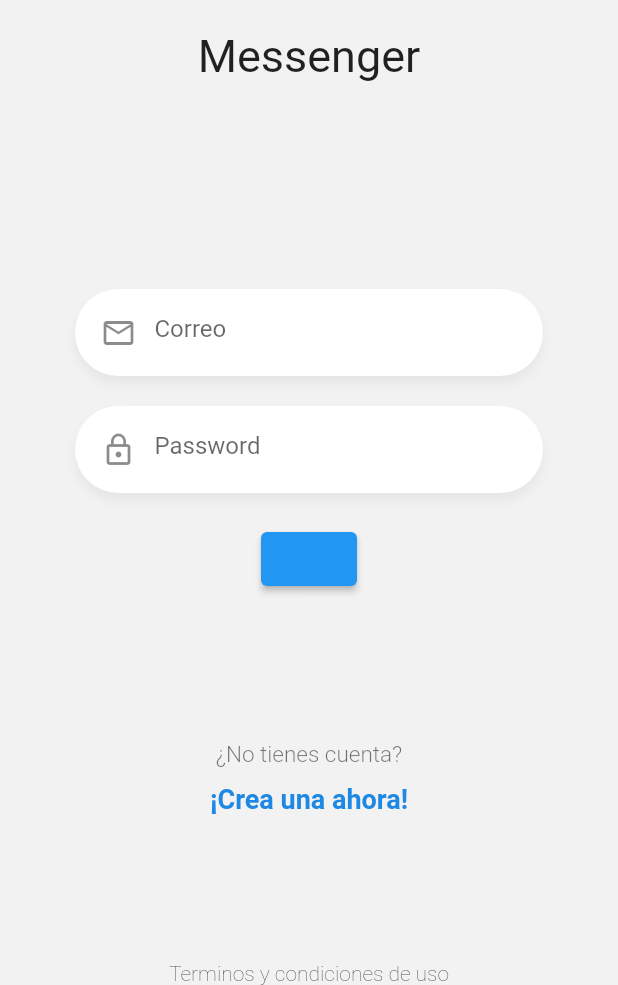
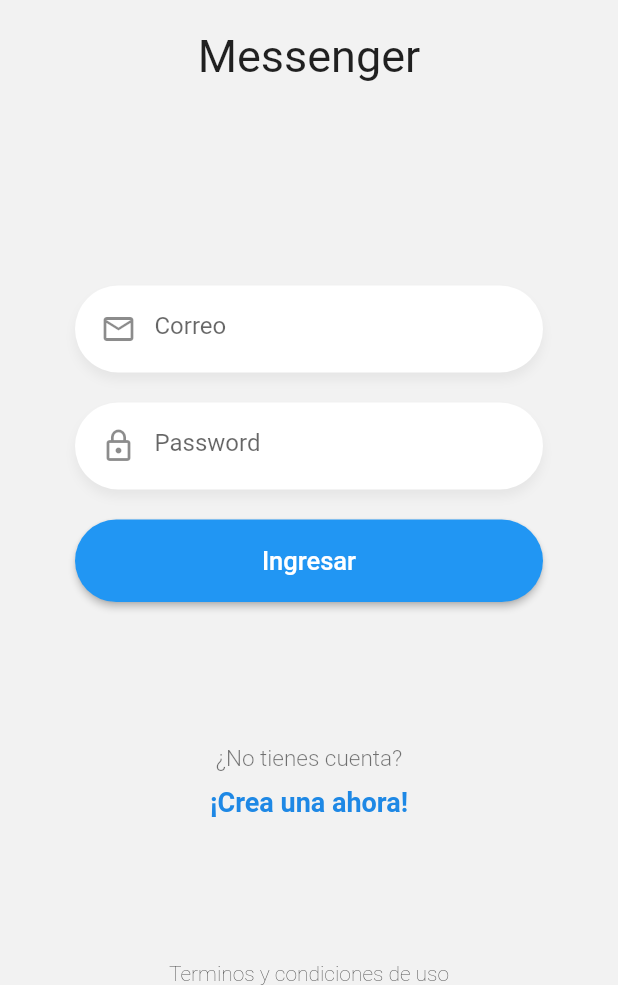
Before and after one commit to charger513/chat, a Flutter app: the screen it shows after launch, on a phone screen of 412 x 824 dp, the part 251-1236 px from its top. Run offline on Flutter 3.47's test engine with Material 2 defaults, Android fonts, the phone set to English and light mode, and no system bars.

Commit message:
Botón azul

```diff
--- a/lib/pages/login_page.dart
+++ b/lib/pages/login_page.dart
@@ -1,9 +1,9 @@
-import 'package:chat/widgets/labels.dart';
-import 'package:chat/widgets/logo.dart';
-
 import 'package:flutter/material.dart';
 
+import '../widgets/boton_azul.dart';
 import '../widgets/custom_input.dart';
+import '../widgets/labels.dart';
+import '../widgets/logo.dart';
 
 class LoginPage extends StatelessWidget {
   @override
@@ -60,12 +60,12 @@ class __FormState extends State<_Form> {
             textController: passController,
             isPassword: true,
           ),
-          ElevatedButton(
+          BotonAzul(
+            texto: 'Ingresar',
             onPressed: () {
               print(emailController.text);
               print(passController.text);
             },
-            child: null,
           )
         ],
       ),
--- /dev/null
+++ b/lib/widgets/boton_azul.dart
@@ -0,0 +1,33 @@
+import 'package:flutter/material.dart';
+
+class BotonAzul extends StatelessWidget {
+  final String texto;
+  final VoidCallback? onPressed;
+
+  const BotonAzul({
+    Key? key,
+    required this.texto,
+    required this.onPressed,
+  }) : super(key: key);
+
+  @override
+  Widget build(BuildContext context) {
+    return ElevatedButton(
+      style: ElevatedButton.styleFrom(
+        elevation: 2,
+        shape: StadiumBorder(),
+      ),
+      onPressed: onPressed,
+      child: Container(
+        width: double.infinity,
+        height: 55,
+        child: Center(
+          child: Text(
+            texto,
+            style: TextStyle(fontSize: 17),
+          ),
+        ),
+      ),
+    );
+  }
+}
```
